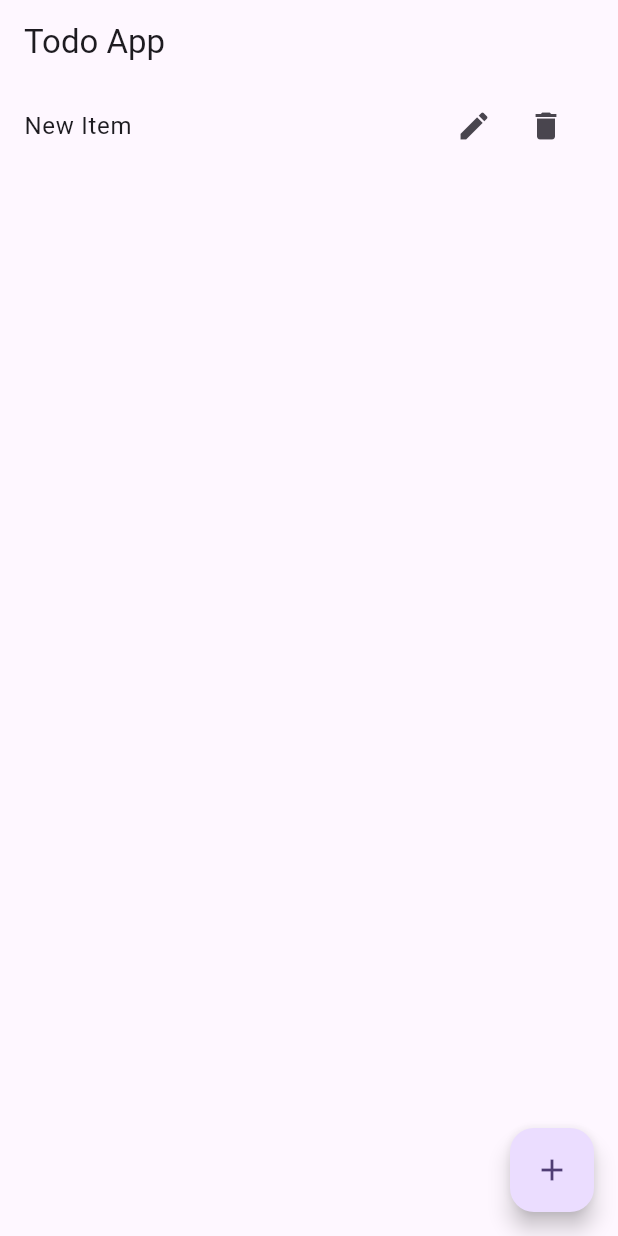
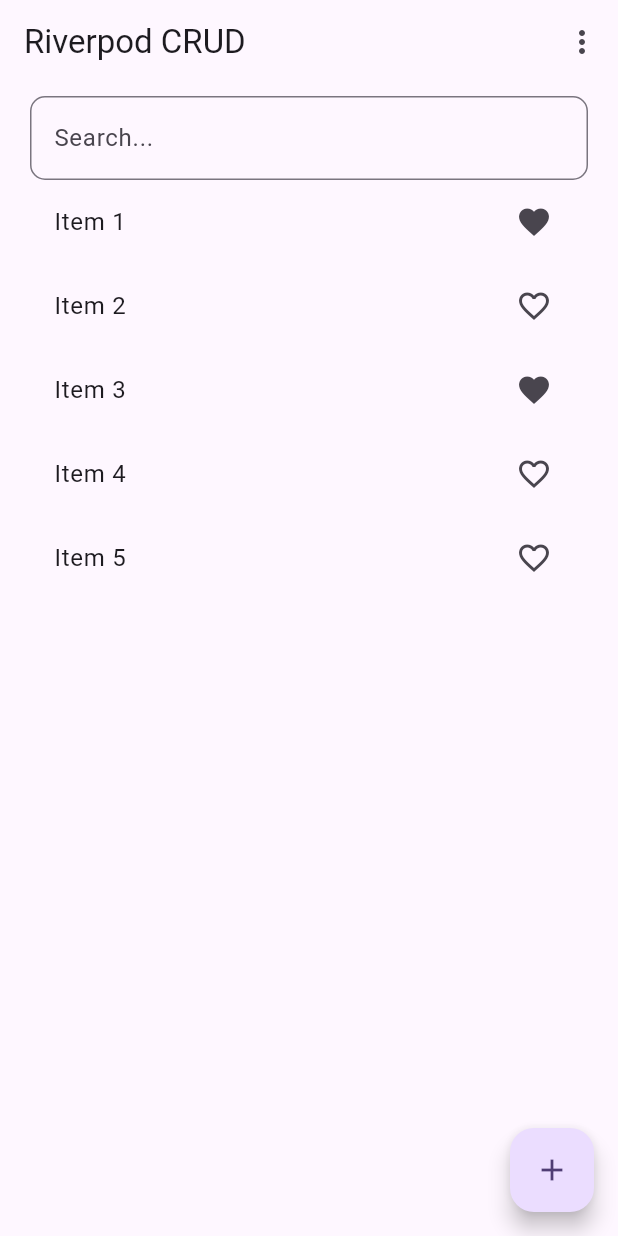
Before and after one commit to TejasD36/riverpod_demo, a Flutter app: the screen it shows after launch, after a tap on the "add" icon, on a phone screen of 412 x 824 dp. Run offline on Flutter 3.47's test engine with Material 3 defaults, Android fonts, the phone set to English and light mode, and no system bars; our stand-ins replace flutter_riverpod.

Commit message:
crud demo

```diff
--- /dev/null
+++ b/lib/lec_7_crud/home_screen.dart
@@ -0,0 +1,71 @@
+import 'package:flutter/material.dart';
+import 'package:flutter_riverpod/flutter_riverpod.dart';
+import 'package:riverpod_demo/lec_7_crud/provider/favourite_provider.dart';
+
+class HomeScreen extends ConsumerWidget {
+  const HomeScreen({super.key});
+
+  @override
+  Widget build(BuildContext context, WidgetRef ref) {
+    return Scaffold(
+      appBar: AppBar(
+        title: Text("Riverpod CRUD"),
+        actions: [
+          PopupMenuButton<String>(
+            onSelected: (value) {
+              if (value == "All") {
+                ref.read(favouriteProvider.notifier).favList(false);
+              } else if (value == "Favourites") {
+                ref.read(favouriteProvider.notifier).favList(true);
+              }
+            },
+            itemBuilder: (BuildContext context) {
+              return const [PopupMenuItem(value: 'All', child: Text("All")), PopupMenuItem(value: 'Favourites', child: Text("Favourites"))];
+            },
+          ),
+        ],
+      ),
+      body: Padding(
+        padding: EdgeInsets.symmetric(vertical: 8.0, horizontal: 20),
+        child: Column(
+          crossAxisAlignment: CrossAxisAlignment.stretch,
+          children: [
+            TextField(
+              onChanged: (value) {
+                ref.read(favouriteProvider.notifier).filterList(value);
+              },
+              decoration: InputDecoration(
+                hintText: "Search...",
+                border: OutlineInputBorder(borderRadius: BorderRadius.circular(10)),
+              ),
+            ),
+            Expanded(
+              child: Consumer(
+                builder: (context, ref, child) {
+                  final favouriteList = ref.watch(favouriteProvider.select((state) => state.filterItems));
+                  if (favouriteList.isNotEmpty) {
+                    return ListView.builder(
+                      itemCount: favouriteList.length,
+                      itemBuilder: (context, index) {
+                        final item = favouriteList[index];
+                        return ListTile(title: Text(item.name), trailing: Icon(item.isFav ? Icons.favorite : Icons.favorite_border));
+                      },
+                    );
+                  } else {
+                    return Center(child: Text("No Item Found"));
+                  }
+                },
+              ),
+            ),
+          ],
+        ),
+      ),
+      floatingActionButton: FloatingActionButton(
+        onPressed: () {
+          ref.read(favouriteProvider.notifier).addItem();
+        },
+        child: Icon(Icons.add),
+      ),
+    );
+  }
+}
--- /dev/null
+++ b/lib/lec_7_crud/model/item.dart
@@ -0,0 +1,10 @@
+class Item {
+  final String id;
+  final String name;
+  final bool isFav;
+  Item({required this.id, required this.name, required this.isFav});
+
+  Item copyWith({String? id, String? name, bool? isFav}) {
+    return Item(id: id ?? this.id, name: name ?? this.name, isFav: isFav ?? this.isFav);
+  }
+}
--- /dev/null
+++ b/lib/lec_7_crud/provider/favourite_provider.dart
@@ -0,0 +1,48 @@
+import 'package:flutter_riverpod/flutter_riverpod.dart';
+import 'package:riverpod_demo/lec_7_crud/provider/favourite_states.dart';
+
+import '../model/item.dart';
+
+final favouriteProvider = StateNotifierProvider<FavouriteNotifier, FavouriteStates>((ref) {
+  return FavouriteNotifier();
+});
+
+class FavouriteNotifier extends StateNotifier<FavouriteStates> {
+  FavouriteNotifier() : super(FavouriteStates(allItems: [], filterItems: [], searchQuery: ""));
+
+  void addItem() {
+    List<Item> items = [
+      Item(id: "1", name: "Item 1", isFav: true),
+      Item(id: "2", name: "Item 2", isFav: false),
+      Item(id: "3", name: "Item 3", isFav: true),
+      Item(id: "4", name: "Item 4", isFav: false),
+      Item(id: "5", name: "Item 5", isFav: false),
+    ];
+
+    state = state.copyWith(allItems: items.toList(), filterItems: items.toList());
+  }
+
+  void filterList(String query) {
+    state = state.copyWith(filterItems: _filterItems(state.allItems, query));
+  }
+
+  void favList(bool showFav) {
+    state = state.copyWith(filterItems: _favItems(state.allItems, showFav));
+  }
+
+  List<Item> _filterItems(List<Item> items, String query) {
+    if (query.isEmpty) {
+      return items;
+    } else {
+      return items.where((element) => element.name.toLowerCase().contains(query.toLowerCase())).toList();
+    }
+  }
+
+  List<Item> _favItems(List<Item> items, bool showFav) {
+    if (showFav) {
+      return items.where((element) => element.isFav == true).toList();
+    } else {
+      return items;
+    }
+  }
+}
--- /dev/null
+++ b/lib/lec_7_crud/provider/favourite_states.dart
@@ -0,0 +1,16 @@
+import 'package:riverpod_demo/lec_7_crud/model/item.dart';
+
+class FavouriteStates {
+  final List<Item> allItems;
+  final List<Item> filterItems;
+  final String searchQuery;
+  FavouriteStates({required this.allItems, required this.filterItems, required this.searchQuery});
+
+  FavouriteStates copyWith({List<Item>? allItems, List<Item>? filterItems, String? searchQuery}) {
+    return FavouriteStates(
+      allItems: allItems ?? this.allItems,
+      filterItems: filterItems ?? this.filterItems,
+      searchQuery: searchQuery ?? this.searchQuery,
+    );
+  }
+}
--- a/lib/main.dart
+++ b/lib/main.dart
@@ -1,6 +1,6 @@
 import 'package:flutter/material.dart';
 import 'package:flutter_riverpod/flutter_riverpod.dart';
-import 'package:riverpod_demo/lec_6_todo_app/home_screen.dart';
+import 'package:riverpod_demo/lec_7_crud/home_screen.dart';
 
 void main() {
   runApp(const MyApp());
```
